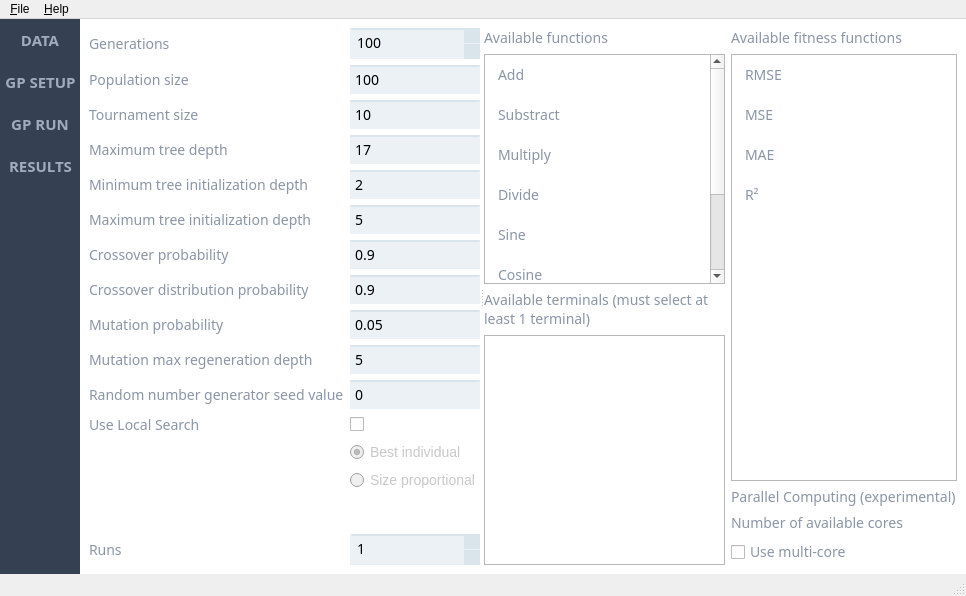
Old version of the form source/mainwindow.ui in the repository emigdioz/LeafGP_archive.
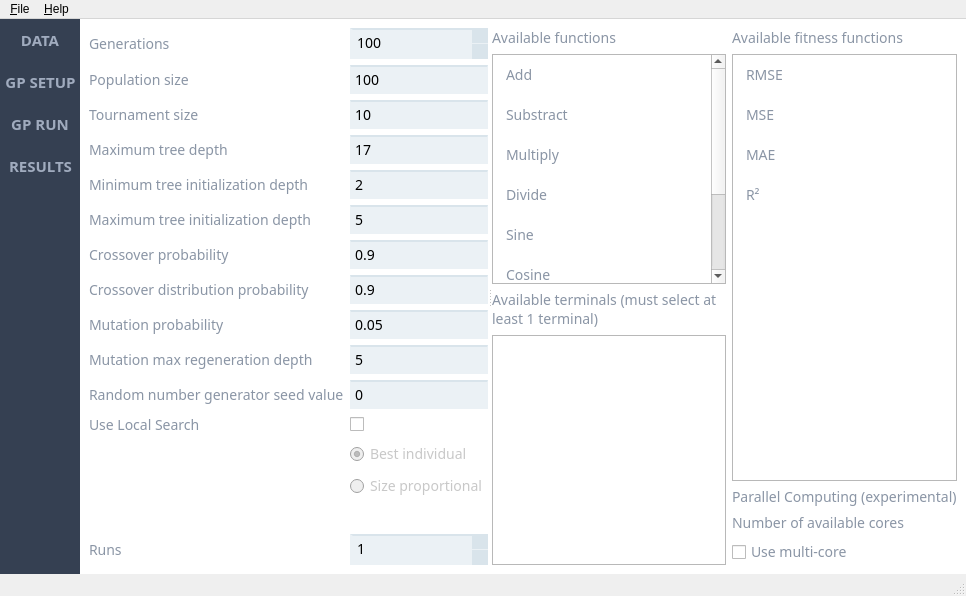
New version of the form. Icons and pictures are not drawn. Custom widgets are drawn as their Qt base class.

The edit to the form file:
```diff
--- a/source/mainwindow.ui
+++ b/source/mainwindow.ui
@@ -429,7 +429,7 @@
 
 QRadioButton
 {
-ont-family: Dosis;
+font-family: Dosis;
 font-weight: medium;
 font-size:14px;
 color: rgb(138,149,165);
```
